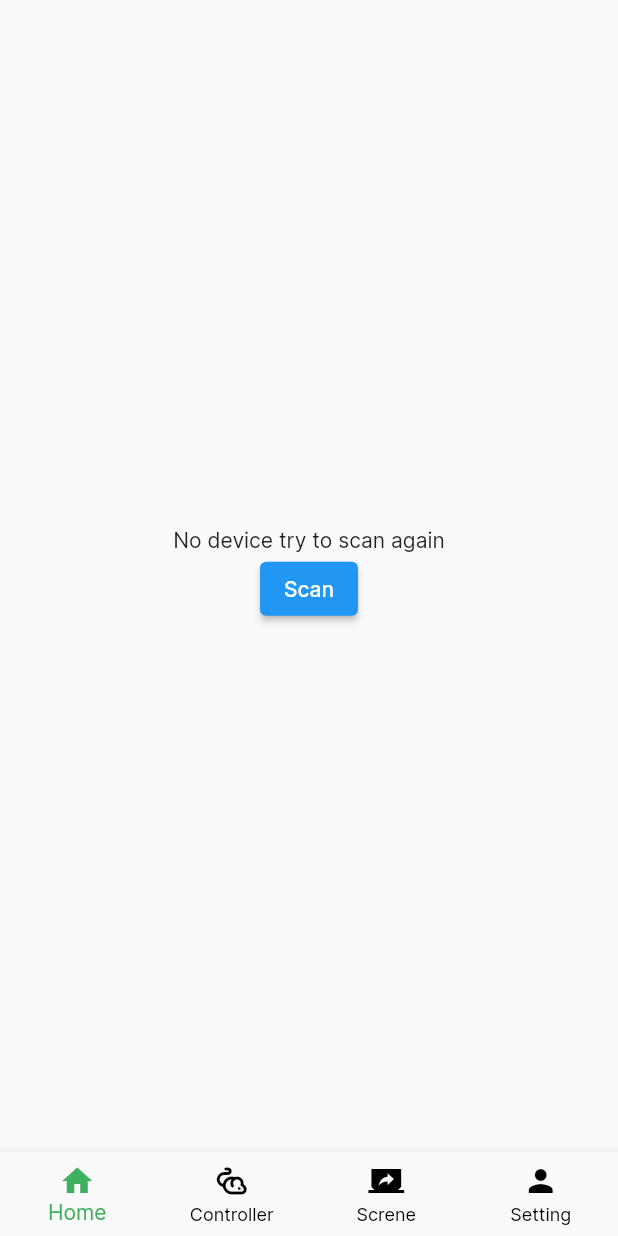
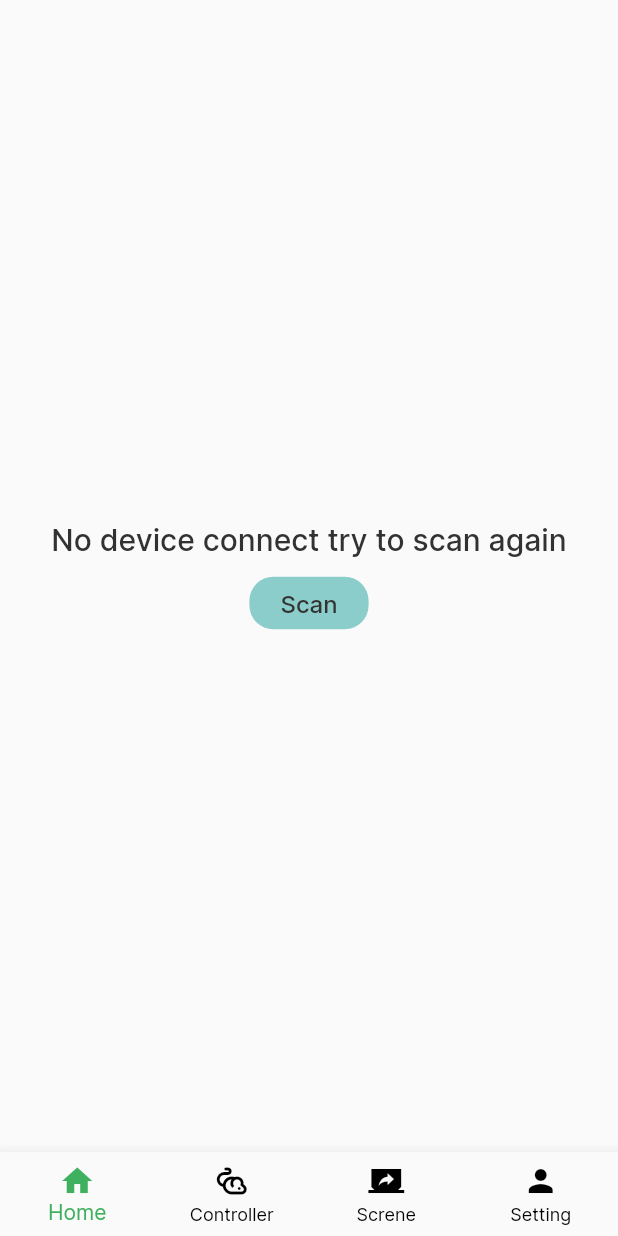
Before and after one commit to HieutvHms/bytech, a Flutter app: the screen it shows after launch, on a phone screen of 412 x 824 dp. Run offline on Flutter 3.47's test engine with Material 2 defaults, Android fonts, the phone set to English and light mode, and no system bars; our stand-ins replace flutter_blue_plus, percent_indicator, rxdart.

Commit message:
refactor layout

```diff
--- a/lib/const/custom_color.dart
+++ b/lib/const/custom_color.dart
@@ -16,4 +16,20 @@ abstract class CustomColor {
   static const neutralWhite90 = Color(0xFFE6E6E6);
   static const neutralWhite96 = Color(0xFFF5F5F5);
   static const neutralWhite98 = Color(0xFFFBFAF8);
+  //Pastel
+  static const pastel1 = Color(0xFFF2D388);
+  static const pastel2 = Color(0xFFA496C8);
+  static const pastel3 = Color(0xFFE16051);
+  static const pastel4 = Color(0xFFE58CB7);
+  static const pastel5 = Color(0xFF8BCDCA);
+  static const pastel6 = Color(0xFF4974B8);
+  static const pastel7 = Color(0xFF70AF85);
+  static const pastel8 = Color(0xFFEFB08C);
+  static const pastel9 = Color(0xFFF1F7B5);
+  static const pastel10 = Color(0xFF829460);
+  static const pastel11 = Color(0xFF815B5B);
+  static const pastel12 = Color(0xFFCDC9C3);
+  static const pastel13 = Color(0xFF92A9BD);
+  static const pastel14 = Color(0xFFFBF7F0);
+  static const pastel15 = Color(0xFFFF9494);
 }
--- a/lib/const/custom_textstyle.dart
+++ b/lib/const/custom_textstyle.dart
@@ -1,31 +1,85 @@
 import 'package:flutter/material.dart';
+import 'package:reintechnik/const/custom_color.dart';
 
 abstract class CustomTextStyle {
-  static const h1Bold = TextStyle(fontWeight: FontWeight.w700, fontSize: 40);
-  static const h1Medium = TextStyle(fontWeight: FontWeight.w500, fontSize: 40);
-  static const h1Regular = TextStyle(fontWeight: FontWeight.w400, fontSize: 40);
-  static const h2Bold = TextStyle(fontWeight: FontWeight.w700, fontSize: 32);
-  static const h2Medium = TextStyle(fontWeight: FontWeight.w500, fontSize: 32);
-  static const h2Regular = TextStyle(fontWeight: FontWeight.w400, fontSize: 32);
-  static const h3Bold = TextStyle(fontWeight: FontWeight.w700, fontSize: 24);
-  static const h3Medium = TextStyle(fontWeight: FontWeight.w500, fontSize: 24);
-  static const h3Regular = TextStyle(fontWeight: FontWeight.w400, fontSize: 24);
-  static const h4Bold = TextStyle(fontWeight: FontWeight.w700, fontSize: 20);
-  static const h4Medium = TextStyle(fontWeight: FontWeight.w500, fontSize: 20);
-  static const h4Regular = TextStyle(fontWeight: FontWeight.w400, fontSize: 20);
-  static const bodyBold = TextStyle(fontWeight: FontWeight.w700, fontSize: 16);
-  static const bodySemiBold =
-      TextStyle(fontWeight: FontWeight.w600, fontSize: 16);
-  static const bodyMedium =
-      TextStyle(fontWeight: FontWeight.w500, fontSize: 16);
-  static const bodyRegular =
-      TextStyle(fontWeight: FontWeight.w400, fontSize: 16);
-  static const captionBold =
-      TextStyle(fontWeight: FontWeight.w700, fontSize: 14);
-  static const captionSemiBold =
-      TextStyle(fontWeight: FontWeight.w600, fontSize: 14);
-  static const captionMedium =
-      TextStyle(fontWeight: FontWeight.w500, fontSize: 14);
-  static const captionRegular =
-      TextStyle(fontWeight: FontWeight.w400, fontSize: 14);
+  static const h1Bold = TextStyle(
+      color: CustomColor.neutralBlack20,
+      fontWeight: FontWeight.w700,
+      fontSize: 40);
+  static const h1Medium = TextStyle(
+      color: CustomColor.neutralBlack20,
+      fontWeight: FontWeight.w500,
+      fontSize: 40);
+  static const h1Regular = TextStyle(
+      color: CustomColor.neutralBlack20,
+      fontWeight: FontWeight.w400,
+      fontSize: 40);
+  static const h2Bold = TextStyle(
+      color: CustomColor.neutralBlack20,
+      fontWeight: FontWeight.w700,
+      fontSize: 32);
+  static const h2Medium = TextStyle(
+      color: CustomColor.neutralBlack20,
+      fontWeight: FontWeight.w500,
+      fontSize: 32);
+  static const h2Regular = TextStyle(
+      color: CustomColor.neutralBlack20,
+      fontWeight: FontWeight.w400,
+      fontSize: 32);
+  static const h3Bold = TextStyle(
+      color: CustomColor.neutralBlack20,
+      fontWeight: FontWeight.w700,
+      fontSize: 24);
+  static const h3Medium = TextStyle(
+      color: CustomColor.neutralBlack20,
+      fontWeight: FontWeight.w500,
+      fontSize: 24);
+  static const h3Regular = TextStyle(
+      color: CustomColor.neutralBlack20,
+      fontWeight: FontWeight.w400,
+      fontSize: 24);
+  static const h4Bold = TextStyle(
+      color: CustomColor.neutralBlack20,
+      fontWeight: FontWeight.w700,
+      fontSize: 20);
+  static const h4Medium = TextStyle(
+      color: CustomColor.neutralBlack20,
+      fontWeight: FontWeight.w500,
+      fontSize: 20);
+  static const h4Regular = TextStyle(
+      color: CustomColor.neutralBlack20,
+      fontWeight: FontWeight.w400,
+      fontSize: 20);
+  static const bodyBold = TextStyle(
+      color: CustomColor.neutralBlack20,
+      fontWeight: FontWeight.w700,
+      fontSize: 16);
+  static const bodySemiBold = TextStyle(
+      color: CustomColor.neutralBlack20,
+      fontWeight: FontWeight.w600,
+      fontSize: 16);
+  static const bodyMedium = TextStyle(
+      color: CustomColor.neutralBlack20,
+      fontWeight: FontWeight.w500,
+      fontSize: 16);
+  static const bodyRegular = TextStyle(
+      color: CustomColor.neutralBlack20,
+      fontWeight: FontWeight.w400,
+      fontSize: 16);
+  static const captionBold = TextStyle(
+      color: CustomColor.neutralBlack20,
+      fontWeight: FontWeight.w700,
+      fontSize: 14);
+  static const captionSemiBold = TextStyle(
+      color: CustomColor.neutralBlack20,
+      fontWeight: FontWeight.w600,
+      fontSize: 14);
+  static const captionMedium = TextStyle(
+      color: CustomColor.neutralBlack20,
+      fontWeight: FontWeight.w500,
+      fontSize: 14);
+  static const captionRegular = TextStyle(
+      color: CustomColor.neutralBlack20,
+      fontWeight: FontWeight.w400,
+      fontSize: 14);
 }
--- a/lib/providers/ble_provider.dart
+++ b/lib/providers/ble_provider.dart
@@ -19,7 +19,7 @@ class BLEProvider extends ChangeNotifier {
   final bleStatusStream = BehaviorSubject<BLEStatus>();
   final motorStatus = BehaviorSubject<MotorStatus?>();
 
-  void scanDevice() async {
+  Future<void> scanDevice() async {
     bleStatusStream.add(BLEStatus.INITIAL);
     bleDeviceList = await BLEService.instance.startScanDevice();
     notifyListeners();
--- a/lib/screens/home/home_screen.dart
+++ b/lib/screens/home/home_screen.dart
@@ -1,64 +1,80 @@
 import 'package:flutter/material.dart';
 import 'package:provider/provider.dart';
+import 'package:reintechnik/const/custom_textstyle.dart';
 import 'package:reintechnik/const/enum.dart';
 import 'package:reintechnik/providers/ble_provider.dart';
 import 'package:reintechnik/screens/home/widgets/device_listview.dart';
+import 'package:reintechnik/utils/widgets/custom_buttom.dart';
 
-class HomeScreen extends StatelessWidget {
+class HomeScreen extends StatefulWidget {
   const HomeScreen({super.key});
 
   @override
+  State<HomeScreen> createState() => _HomeScreenState();
+}
+
+class _HomeScreenState extends State<HomeScreen>
+    with AutomaticKeepAliveClientMixin {
+  @override
   Widget build(BuildContext context) {
+    final provider = Provider.of<BLEProvider>(context);
     return Scaffold(
-      body: Consumer<BLEProvider>(
-        builder: (context, value, child) {
-          return StreamBuilder(
-            stream: value.bleStatusStream,
+      body: StreamBuilder(
+        stream: provider.bleStatusStream,
         builder: (context, snapshot) {
           if (snapshot.data == BLEStatus.INITIAL) {
-                return DeviceListView(bleDeviceList: value.bleDeviceList);
+            return DeviceListView(bleDeviceList: provider.bleDeviceList);
           } else if (snapshot.data == BLEStatus.ERROR &&
               snapshot.data == BLEStatus.ERROR_NO_DEVICES) {
-                return Column(
-                  mainAxisAlignment: MainAxisAlignment.center,
-                  children: [
-                    const Center(
-                      child: Text(
-                          'Error when connect try to scan and conenct again'),
-                    ),
-                    ElevatedButton(
-                      onPressed: () {
-                        value.scanDevice();
-                      },
-                      child: const Text("Scan"),
-                    )
-                  ],
+            return const ScanWidget(
+              title: "Error when connect try to scan and conenct again",
             );
           } else if (snapshot.data == BLEStatus.CONNECTED) {
             return Center(
               child: Text(
-                      "${value.bluetoothDevice?.name} is connected.Let's Control"),
+                "${provider.bluetoothDevice?.name} is connected.Let's Control",
+              ),
             );
           } else {
+            return const ScanWidget(
+              title: "No device connect try to scan again",
+            );
+          }
+        },
+      ),
+    );
+  }
+
+  @override
+  // TODO: implement wantKeepAlive
+  bool get wantKeepAlive => true;
+}
+
+class ScanWidget extends StatelessWidget {
+  const ScanWidget({super.key, required this.title});
+  final String title;
+  @override
+  Widget build(BuildContext context) {
+    final provider = Provider.of<BLEProvider>(context);
+
     return Column(
       mainAxisAlignment: MainAxisAlignment.center,
       children: [
-                    const Center(
-                      child: Text('No device try to scan again'),
+        Center(
+          child: Text(
+            title,
+            style: CustomTextStyle.h4Medium,
           ),
-                    ElevatedButton(
-                      onPressed: () {
-                        value.scanDevice();
+        ),
+        const SizedBox(height: 12),
+        CustomButton(
+          title: "   Scan   ",
+          onTap: () {
+            provider.scanDevice();
           },
-                      child: const Text("Scan"),
+          enable: true,
         )
       ],
     );
   }
-            },
-          );
-        },
-      ),
-    );
 }
-}
--- /dev/null
+++ b/lib/utils/widgets/custom_buttom.dart
@@ -0,0 +1,35 @@
+import 'package:flutter/material.dart';
+import 'package:reintechnik/const/custom_color.dart';
+import 'package:reintechnik/const/custom_textstyle.dart';
+
+class CustomButton extends StatelessWidget {
+  const CustomButton(
+      {super.key,
+      required this.title,
+      required this.onTap,
+      required this.enable});
+  final String title;
+  final VoidCallback onTap;
+  final bool enable;
+  @override
+  Widget build(BuildContext context) {
+    return GestureDetector(
+      onTap: () {
+        if (enable) {
+          onTap();
+        }
+      },
+      child: Container(
+        padding: const EdgeInsets.all(8),
+        decoration: BoxDecoration(
+          borderRadius: BorderRadius.circular(16),
+          color: enable ? CustomColor.pastel5 : CustomColor.neutralBlack50,
+        ),
+        child: Text(
+          title,
+          style: CustomTextStyle.bodyMedium,
+        ),
+      ),
+    );
+  }
+}
--- a/pubspec.yaml
+++ b/pubspec.yaml
@@ -39,6 +39,7 @@ dependencies:
   flutter_blue_plus: ^1.4.0
   rxdart: ^0.27.7
   provider: ^6.0.5
+  percent_indicator: ^4.2.2
 
 dev_dependencies:
   flutter_test:
```
Also changed, not shown: lib/models/status_of_motor.dart (+8 -6 lines), lib/screens/controller/controller_screen.dart (+75 -26 lines), lib/screens/home/widgets/device_listview.dart (+20 -6 lines), pubspec.lock. Lines whose indentation alone changed are shown as unchanged.
